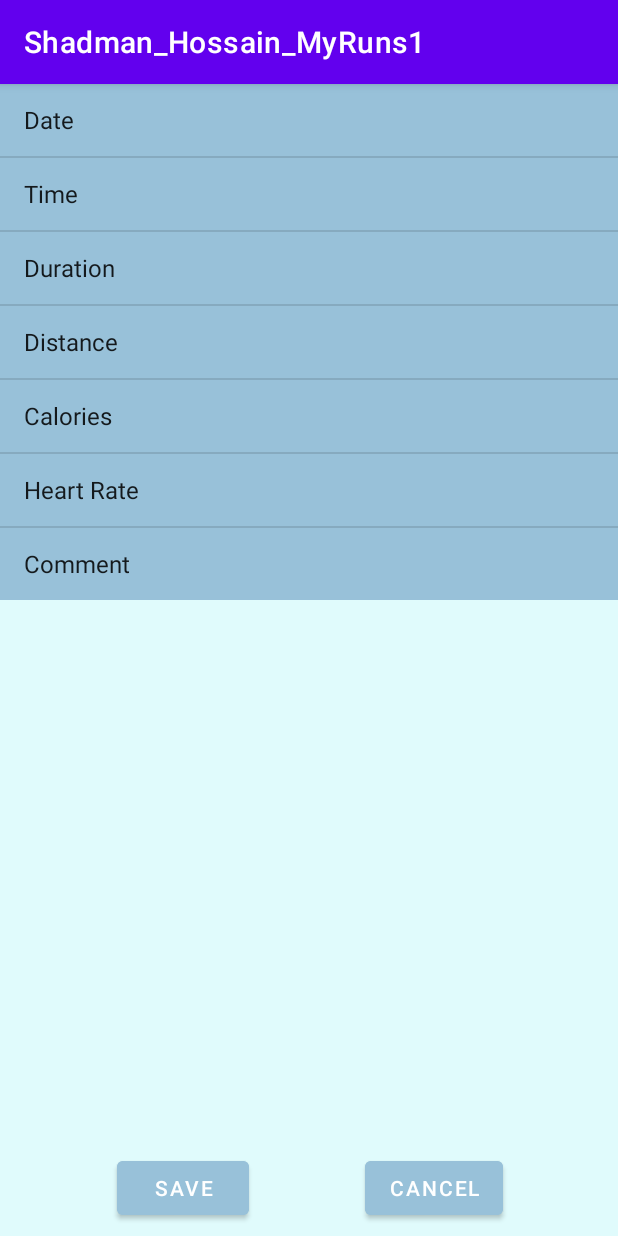
After one commit to shadmanh123/MyRuns-Fitness-App, an Android app: the ManualInputActivity screen opened directly, with no data from a screen before it, on a phone screen of 412 x 824 dp. The commit adds this screen. Run offline under Robolectric (Android 15) with nearby library versions, the phone set to English and light mode, and no system bars; 1 statement that could not run was skipped.

Commit message:
Mostly implemented StartFragment,ManualInputActivity, and MyRunsDialogFragment to mostly work. Certain UI aspects like save and cancel buttons haven't been coded.

```diff
--- a/app/src/main/AndroidManifest.xml
+++ b/app/src/main/AndroidManifest.xml
@@ -38,6 +38,7 @@
                 android:name="android.support.FILE_PROVIDER_PATHS"
                 android:resource="@xml/file_paths" />
         </provider>
+        <activity android:name=".ManualInputActivity"/>
     </application>
 
 </manifest>
--- /dev/null
+++ b/app/src/main/java/com/example/shadman_hossain_myruns1/ManualInputActivity.kt
@@ -0,0 +1,39 @@
+package com.example.shadman_hossain_myruns1
+
+import android.app.AlertDialog.Builder
+import android.content.Intent
+import android.os.Bundle
+import android.view.View
+import android.widget.AdapterView
+import android.widget.ArrayAdapter
+import android.widget.ListView
+import android.widget.Toast
+import androidx.appcompat.app.AlertDialog
+import androidx.appcompat.app.AppCompatActivity
+
+class ManualInputActivity:AppCompatActivity() {
+    private val inputTitles = arrayOf(
+        "Date", "Time", "Duration", "Distance", "Calories", "Heart Rate", "Comment"
+    )
+    private lateinit var listView:ListView
+    private lateinit var dialogFragment: MyRunsDialogFragment
+    private lateinit var arguments: Bundle
+    override fun onCreate(savedInstanceState: Bundle?) {
+        super.onCreate(savedInstanceState)
+        setContentView(R.layout.manual_input_interface)
+        val typeOfActivity: String? = intent.getStringExtra("activity")
+        Toast.makeText(this, typeOfActivity, Toast.LENGTH_SHORT).show()
+
+        //ListView Inspired by lecture
+        listView = findViewById(R.id.listView)
+        val arrayAdapter: ArrayAdapter<String> = ArrayAdapter<String>(this,
+            android.R.layout.simple_list_item_1, inputTitles)
+        listView.adapter = arrayAdapter
+        listView.setOnItemClickListener(){ parent: AdapterView<*>, view: View, position: Int, id: Long ->
+            val dialogType = inputTitles[position]
+            val dialogFragment = MyRunsDialogFragment.newInstance(dialogType)
+            dialogFragment.show(supportFragmentManager, "MyRunsDialog")
+        }
+
+    }
+}
--- a/app/src/main/res/layout/main.xml
+++ b/app/src/main/res/layout/main.xml
@@ -42,4 +42,8 @@
         android:layout_height="match_parent"
         android:layout_below="@+id/tabLayout"
         />
+<!--    <FrameLayout-->
+<!--        android:id="@+id/fragment_container"-->
+<!--        android:layout_width="match_parent"-->
+<!--        android:layout_height="match_parent"/>-->
 </RelativeLayout>
--- /dev/null
+++ b/app/src/main/res/layout/manual_input_interface.xml
@@ -0,0 +1,119 @@
+<?xml version="1.0" encoding="utf-8"?>
+<androidx.constraintlayout.widget.ConstraintLayout xmlns:android="http://schemas.android.com/apk/res/android"
+    xmlns:app="http://schemas.android.com/apk/res-auto"
+    xmlns:tools="http://schemas.android.com/tools"
+    android:layout_width="match_parent"
+    android:layout_height="match_parent"
+    android:background="@color/Light_Cyan">
+
+<!--    <Button-->
+<!--        android:id="@+id/dateButton"-->
+<!--        android:layout_width="match_parent"-->
+<!--        android:layout_height="wrap_content"-->
+<!--        android:layout_marginVertical="0dp"-->
+<!--        android:layout_marginTop="8dp"-->
+<!--        android:backgroundTint="@color/Powder_Blue"-->
+<!--        android:gravity="left"-->
+<!--        android:text="@string/date"-->
+<!--        app:layout_constraintEnd_toEndOf="parent"-->
+<!--        app:layout_constraintStart_toStartOf="parent"-->
+<!--        app:layout_constraintTop_toTopOf="parent" />-->
+
+<!--    <Button-->
+<!--        android:id="@+id/timeButton"-->
+<!--        android:layout_width="match_parent"-->
+<!--        android:layout_height="wrap_content"-->
+<!--        android:layout_marginVertical="0dp"-->
+<!--        android:backgroundTint="@color/Powder_Blue"-->
+<!--        android:gravity="left"-->
+<!--        android:text="@string/time"-->
+<!--        app:layout_constraintEnd_toEndOf="parent"-->
+<!--        app:layout_constraintStart_toStartOf="parent"-->
+<!--        app:layout_constraintTop_toBottomOf="@+id/dateButton" />-->
+
+<!--    <Button-->
+<!--        android:id="@+id/durationButton"-->
+<!--        android:layout_width="match_parent"-->
+<!--        android:layout_height="wrap_content"-->
+<!--        android:backgroundTint="@color/Powder_Blue"-->
+<!--        android:gravity="left"-->
+<!--        android:text="@string/duration"-->
+<!--        app:layout_constraintEnd_toEndOf="parent"-->
+<!--        app:layout_constraintStart_toStartOf="parent"-->
+<!--        app:layout_constraintTop_toBottomOf="@+id/timeButton" />-->
+
+<!--    <Button-->
+<!--        android:id="@+id/distanceButton"-->
+<!--        android:layout_width="match_parent"-->
+<!--        android:layout_height="wrap_content"-->
+<!--        android:backgroundTint="@color/Powder_Blue"-->
+<!--        android:gravity="left"-->
+<!--        android:text="@string/distance"-->
+<!--        app:layout_constraintEnd_toEndOf="parent"-->
+<!--        app:layout_constraintStart_toStartOf="parent"-->
+<!--        app:layout_constraintTop_toBottomOf="@+id/durationButton" />-->
+
+<!--    <Button-->
+<!--        android:id="@+id/caloriesButton"-->
+<!--        android:layout_width="match_parent"-->
+<!--        android:layout_height="wrap_content"-->
+<!--        android:backgroundTint="@color/Powder_Blue"-->
+<!--        android:gravity="left"-->
+<!--        android:text="@string/calories"-->
+<!--        app:layout_constraintEnd_toEndOf="parent"-->
+<!--        app:layout_constraintStart_toStartOf="parent"-->
+<!--        app:layout_constraintTop_toBottomOf="@+id/distanceButton" />-->
+
+<!--    <Button-->
+<!--        android:id="@+id/heartRateButton"-->
+<!--        android:layout_width="match_parent"-->
+<!--        android:layout_height="wrap_content"-->
+<!--        android:backgroundTint="@color/Powder_Blue"-->
+<!--        android:gravity="left"-->
+<!--        android:text="@string/heart_rate"-->
+<!--        app:layout_constraintEnd_toEndOf="parent"-->
+<!--        app:layout_constraintStart_toStartOf="parent"-->
+<!--        app:layout_constraintTop_toBottomOf="@+id/caloriesButton" />-->
+
+<!--    <Button-->
+<!--        android:id="@+id/commentButton"-->
+<!--        android:layout_width="match_parent"-->
+<!--        android:layout_height="wrap_content"-->
+<!--        android:backgroundTint="@color/Powder_Blue"-->
+<!--        android:gravity="left"-->
+<!--        android:text="@string/comment"-->
+<!--        app:layout_constraintTop_toBottomOf="@+id/heartRateButton"-->
+<!--        tools:layout_editor_absoluteX="0dp" />-->
+
+    <Button
+        android:id="@+id/saveButton"
+        android:layout_width="wrap_content"
+        android:layout_height="wrap_content"
+        android:layout_marginBottom="8dp"
+        android:backgroundTint="@color/Powder_Blue"
+        android:text="@string/save"
+        app:layout_constraintBottom_toBottomOf="parent"
+        app:layout_constraintEnd_toStartOf="@+id/cancelButton"
+        app:layout_constraintStart_toStartOf="parent" />
+
+    <Button
+        android:id="@+id/cancelButton"
+        android:layout_width="wrap_content"
+        android:layout_height="wrap_content"
+        android:layout_marginBottom="8dp"
+        android:backgroundTint="@color/Powder_Blue"
+        android:text="@string/cancel"
+        app:layout_constraintBottom_toBottomOf="parent"
+        app:layout_constraintEnd_toEndOf="parent"
+        app:layout_constraintHorizontal_bias="0.76"
+        app:layout_constraintStart_toStartOf="parent" />
+
+    <ListView
+        android:id="@+id/listView"
+        android:layout_width="match_parent"
+        android:layout_height="wrap_content"
+        android:background="@color/Powder_Blue"
+        app:layout_constraintEnd_toEndOf="parent"
+        app:layout_constraintStart_toStartOf="parent"
+        app:layout_constraintTop_toTopOf="parent" />
+</androidx.constraintlayout.widget.ConstraintLayout>
--- a/app/src/main/res/values/strings.xml
+++ b/app/src/main/res/values/strings.xml
@@ -22,6 +22,13 @@
     <string name="input_type">Input Type:</string>
     <string name="activity_type">Activity Type</string>
     <string name="start">START</string>
+    <string name="date">Date</string>
+    <string name="time">Time</string>
+    <string name="duration">Duration</string>
+    <string name="distance">Distance</string>
+    <string name="calories">Calories</string>
+    <string name="heart_rate">Heart Rate</string>
+    <string name="comment">Comment</string>
     <string-array name="input_type_choices">
         <item>Manual</item>
         <item>GPS</item>
```
Also changed, not shown: app/src/main/java/com/example/shadman_hossain_myruns1/MainActivity.kt (+10 -0 lines), app/src/main/java/com/example/shadman_hossain_myruns1/MyRunsDialogFragment.kt (added, +103 -0 lines), app/src/main/java/com/example/shadman_hossain_myruns1/StartFragment.kt (+35 -2 lines), app/src/main/res/layout/simple_dialog.xml (added, +56 -0 lines).
